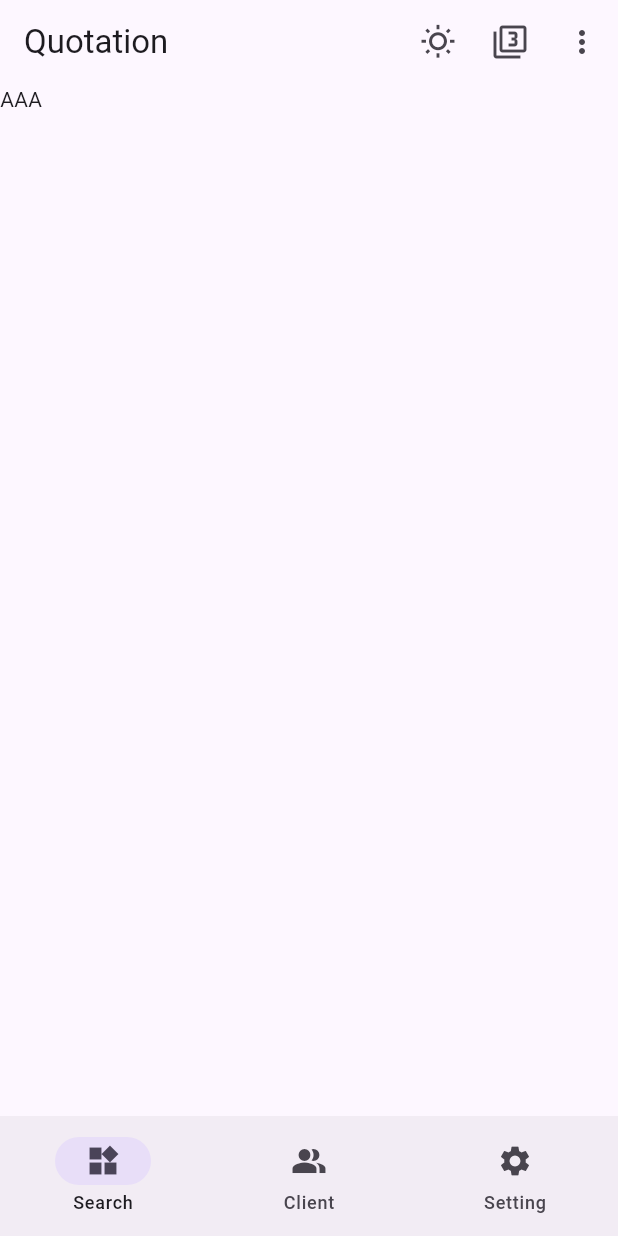
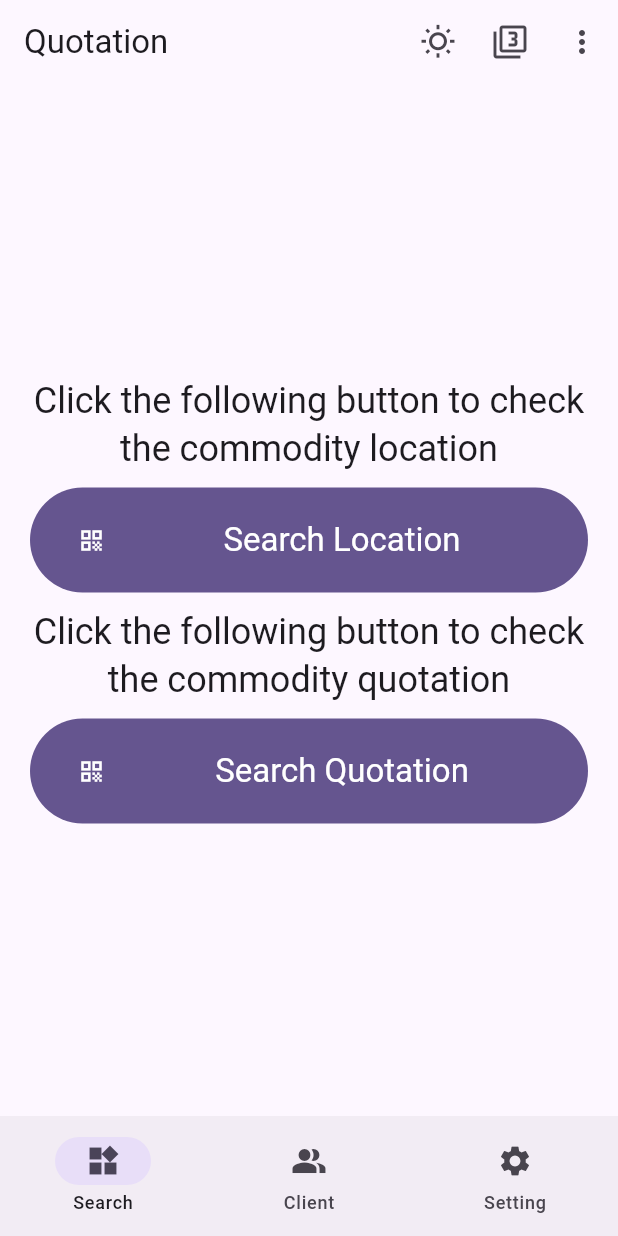
Before and after one commit to tzongshiuan/Flutter-Quotation, a Flutter app: the screen it shows after launch, on a phone screen of 412 x 824 dp. Run offline on Flutter 3.47's test engine with Material 2 defaults, Android fonts, the phone set to English and light mode, and no system bars; generated files the repository leaves out were written again.

Commit message:
[Feature] 1. Finish the UI of search screen

```diff
--- a/lib/l10n/app_en.arb
+++ b/lib/l10n/app_en.arb
@@ -71,7 +71,7 @@
   "@searchScanQrCodeHintText": {
     "description": ""
   },
-  "searchScanQrCodeBtnText": "Scan QR Code (Location)",
+  "searchScanQrCodeBtnText": "Search Location",
   "@searchScanQrCodeBtnText": {
     "description": ""
   },
--- /dev/null
+++ b/lib/ui/common/common_util.dart
@@ -0,0 +1,10 @@
+import 'package:flutter/cupertino.dart';
+import 'package:flutter/material.dart';
+
+const smallColDivider = SizedBox(height: 10);
+const mediumColDivider = SizedBox(height: 20);
+const largeColDivider = SizedBox(height: 30);
+
+const smallRowDivider = SizedBox(width: 10);
+const mediumRowDivider = SizedBox(width: 20);
+const largeRowDivider = SizedBox(width: 30);
--- a/lib/ui/search/search_screen.dart
+++ b/lib/ui/search/search_screen.dart
@@ -1,4 +1,11 @@
+import 'dart:developer';
+
 import 'package:flutter/material.dart';
+import 'package:flutter_gen/gen_l10n/app_localizations.dart';
+
+import '../common/common_util.dart';
+
+const String tag = "SearchScreen";
 
 class SearchScreen extends StatelessWidget {
   const SearchScreen({super.key, required this.showNavBottomBar});
@@ -7,12 +14,113 @@
 
   @override
   Widget build(BuildContext context) {
+    final textTheme = Theme.of(context).textTheme
+        .apply(displayColor: Theme.of(context).colorScheme.onSurface);
+
     return Expanded(
-        child: ListView(
-          children: [
-            Text("AAA"),
-          ],
+        child: Container(
+          padding: const EdgeInsets.all(20.0),
+          alignment: Alignment.center,
+          child: Column(
+            mainAxisAlignment: MainAxisAlignment.center,
+            crossAxisAlignment: CrossAxisAlignment.center,
+            children: [
+              Text(
+                  AppLocalizations.of(context)?.searchScanQrCodeHintText ?? "",
+                  style: textTheme.headlineSmall!,
+                  textAlign: TextAlign.center
+              ),
+              smallColDivider,
+              ElevatedButton.icon(
+                style: ElevatedButton.styleFrom(
+                  // ignore: prefer_const_constructors
+                  minimumSize: Size.fromHeight(70),
+                  // Foreground color
+                  // ignore: deprecated_member_use
+                  onPrimary: Theme.of(context).colorScheme.onPrimary,
+                  // Background color
+                  // ignore: deprecated_member_use
+                  primary: Theme.of(context).colorScheme.primary,
+                ).copyWith(
+                    elevation: ButtonStyleButton.allOrNull(0.0),
+                    // shape: MaterialStateProperty.all<RoundedRectangleBorder>(
+                    //     RoundedRectangleBorder(
+                    //         borderRadius: BorderRadius.circular(18.0),
+                    //         side: BorderSide(color: Colors.red)
+                    //     )
+                    // )
+                ),
+                onPressed: onSearchLocationBtnClick(context),
+                label: Container(
+                  width: double.infinity,
+                  padding: const EdgeInsets.only(left: 10.0, top: 10.0, right: 16.0, bottom: 10.0),
+                  child: Text(
+                    AppLocalizations.of(context)?.searchScanQrCodeBtnText ?? "",
+                    style: textTheme.titleLarge!.copyWith(
+                        color: Colors.white
+                    ),
+                    textAlign: TextAlign.center,
+                  ),
+                ),
+                icon: Container(
+                  width: 50,
+                  height: 50,
+                  padding: const EdgeInsets.only(left: 0.0),
+                  child: const Icon(Icons.qr_code),
+                ),
+              ),
+              smallColDivider,
+              Text(
+                  AppLocalizations.of(context)?.searchScanQrCodeHintText2 ?? "",
+                  style: textTheme.headlineSmall!,
+                  textAlign: TextAlign.center
+              ),
+              smallColDivider,
+              ElevatedButton.icon(
+                style: ElevatedButton.styleFrom(
+                  // ignore: prefer_const_constructors
+                  minimumSize: Size.fromHeight(70),
+                  // Foreground color
+                  // ignore: deprecated_member_use
+                  onPrimary: Theme.of(context).colorScheme.onPrimary,
+                  // Background color
+                  // ignore: deprecated_member_use
+                  primary: Theme.of(context).colorScheme.primary,
+                ).copyWith(elevation: ButtonStyleButton.allOrNull(0.0)),
+                onPressed: onSearchCommodityBtnClick(context),
+                label: Container(
+                  width: double.infinity,
+                  padding: const EdgeInsets.only(left: 10.0, top: 10.0, right: 16.0, bottom: 10.0),
+                  child: Text(
+                    AppLocalizations.of(context)?.searchScanQrCodeBtnText2 ?? "",
+                    style: textTheme.titleLarge!.copyWith(
+                        color: Colors.white
+                    ),
+                    textAlign: TextAlign.center,
+                  ),
+                ),
+                icon: Container(
+                  width: 50,
+                  height: 50,
+                  padding: const EdgeInsets.only(left: 0.0),
+                  child: const Icon(Icons.qr_code),
+                ),
+              )
+            ],
+          ),
         )
     );
   }
+
+  void Function() onSearchLocationBtnClick(BuildContext context) {
+    return () {
+      debugPrint("$tag onSearchLocationBtnClick()");
+    };
+  }
+
+  void Function() onSearchCommodityBtnClick(BuildContext context) {
+    return () {
+      debugPrint("$tag onSearchCommodityBtnClick()");
+    };
+  }
 }
```
